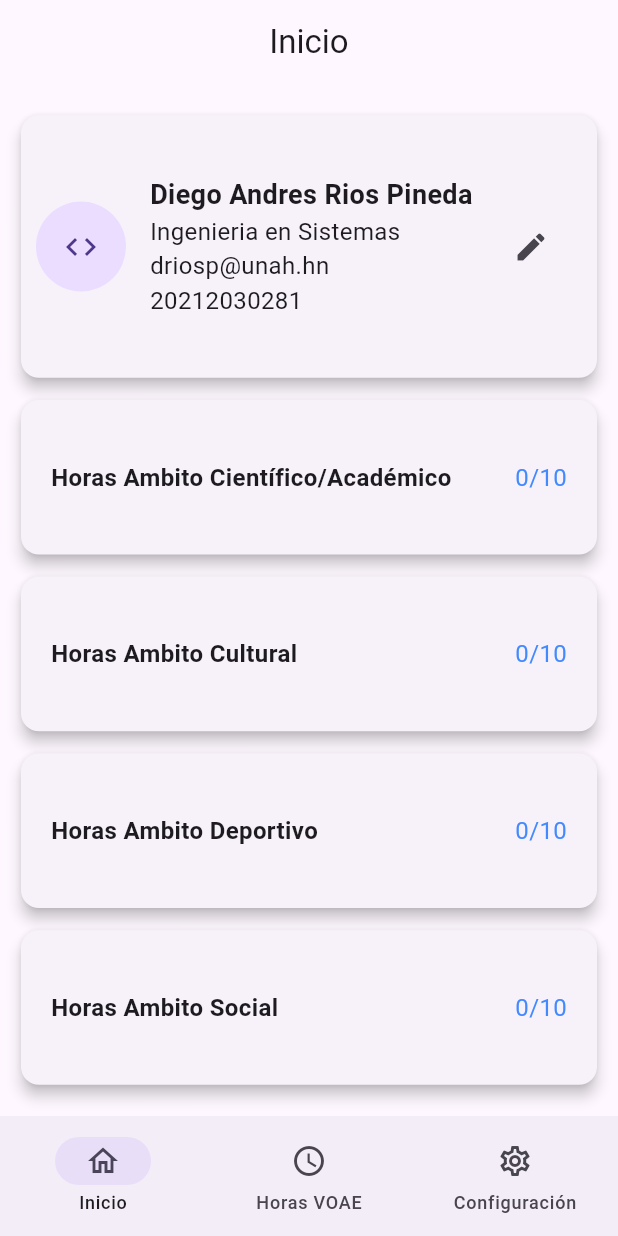
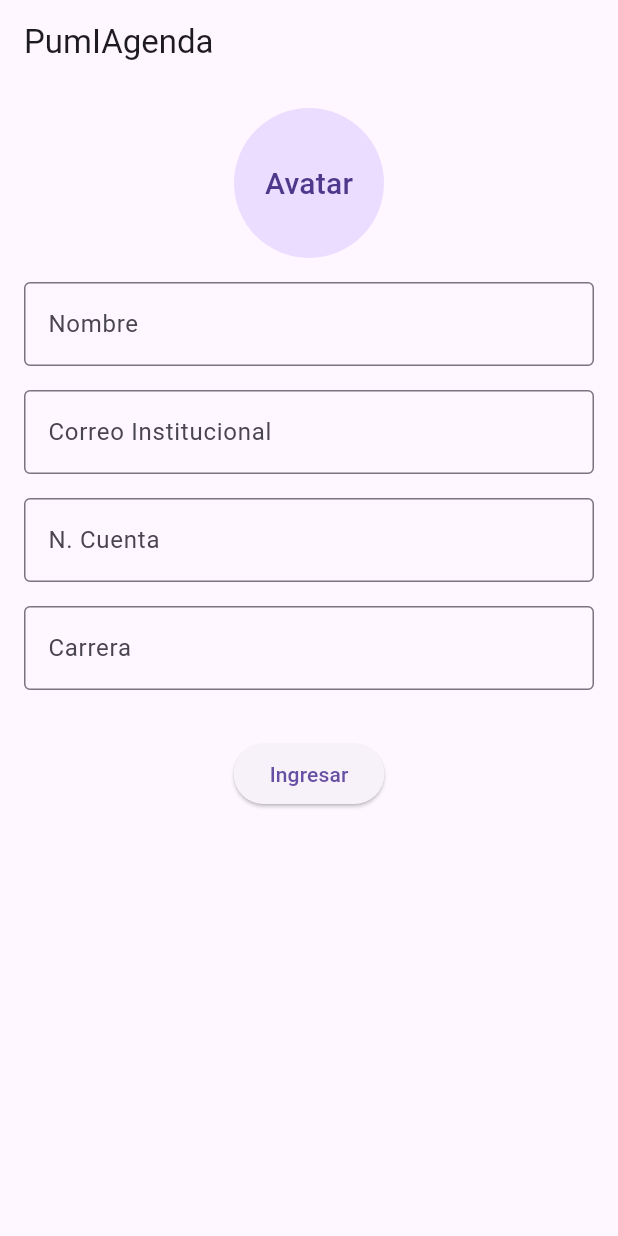
Before and after one commit to dandresrp/pumiagenda, a Flutter app: the screen it shows after launch, on a phone screen of 412 x 824 dp. Run offline on Flutter 3.47's test engine with Material 3 defaults, Android fonts, the phone set to English and light mode, and no system bars; our stand-ins replace go_router.

Commit message:
pantalla de ingrersar

```diff
--- a/lib/main.dart
+++ b/lib/main.dart
@@ -2,13 +2,20 @@ import 'package:flutter/material.dart';
 import 'package:pumiagenda/pantallas/pantalla_inicio.dart';
 import 'package:pumiagenda/pantallas/pantalla_horas_voae.dart';
 import 'package:go_router/go_router.dart';
+import 'package:pumiagenda/pantallas/pantalla_registro.dart';
 
 void main() {
   runApp(const MyApp());
 }
 
+
 GoRouter router = GoRouter(
+  initialLocation: '/Registro',
   routes: [
+    GoRoute(
+      path: '/Registro',
+      builder: (context, state) => const PantallaRegistro(),
+      ),
     GoRoute(
       path: '/',
       builder: (context, state) => const PantallaInicio(),
--- /dev/null
+++ b/lib/pantallas/pantalla_registro.dart
@@ -0,0 +1,147 @@
+import 'package:flutter/material.dart';
+import 'package:go_router/go_router.dart';
+
+class PantallaRegistro extends StatefulWidget {
+  const PantallaRegistro({super.key});
+
+  @override
+  // ignore: library_private_types_in_public_api
+  _PantallaRegistroState createState() => _PantallaRegistroState();
+}
+
+class _PantallaRegistroState extends State<PantallaRegistro> {
+  final _formKey = GlobalKey<FormState>();
+  final _nombreController = TextEditingController();
+  final _correoController = TextEditingController();
+  final _cuentaController = TextEditingController();
+  final _carreraController = TextEditingController();
+
+  @override
+  void dispose() {
+    _nombreController.dispose();
+    _correoController.dispose();
+    _cuentaController.dispose();
+    _carreraController.dispose();
+    super.dispose();
+  }
+
+  String? _validateNombre(String? value) {
+    if (value == null || value.isEmpty) {
+      return 'Por favor ingrese su nombre';
+    }
+    if (value.length < 3 || value.length > 40) {
+      return 'El nombre debe tener mas caracteres';
+    }
+    return null;
+  }
+
+  String? _validateCorreo(String? value) {
+    if (value == null || value.isEmpty) {
+      return 'Por favor ingrese su correo';
+    }
+    if (!value.endsWith('@unah.hn')) {
+      return 'Correo no válido';
+    }
+    return null;
+  }
+
+  String? _validateCuenta(String? value) {
+    if (value == null || value.isEmpty) {
+      return 'Por favor ingrese su número de cuenta';
+    }
+    if (value.length != 11) {
+      return 'Número de cuenta no válido';
+    }
+    if (!RegExp(r'^\d+$').hasMatch(value)) {
+      return 'El número de cuenta debe contener solo dígitos';
+    }
+    return null;
+  }
+
+  String? _validateCarrera(String? value) {
+    if (value == null || value.isEmpty) {
+      return 'Por favor ingrese su carrera';
+    }
+    if (value.length < 5 || value.length > 50) {
+      return 'Ingrese un nombre de carrera';
+    }
+    return null;
+  }
+
+  void _submit() {
+    if (_formKey.currentState!.validate()) {
+      context.go('/');
+    }
+  }
+
+
+  @override
+  Widget build(BuildContext context) {
+    return Scaffold(
+      appBar: AppBar(
+        title: const Text('PumIAgenda'),
+      ),
+      body: SingleChildScrollView(
+        padding: const EdgeInsets.all(16.0),
+        child: Center(
+          child: Form(
+            key: _formKey,
+            child: Column(
+              mainAxisAlignment: MainAxisAlignment.center,
+              children: <Widget>[
+                const CircleAvatar(
+                  radius: 50,
+                  child: Text(
+                    'Avatar',
+                    style: TextStyle(fontSize: 20),
+                  ),
+                ),
+                const SizedBox(height: 16),
+                TextFormField(
+                  controller: _nombreController,
+                  decoration: const InputDecoration(
+                    labelText: 'Nombre',
+                    border: OutlineInputBorder(),
+                  ),
+                  validator: _validateNombre,
+                ),
+                const SizedBox(height: 16),
+                TextFormField(
+                  controller: _correoController,
+                  decoration: const InputDecoration(
+                    labelText: 'Correo Institucional',
+                    border: OutlineInputBorder(),
+                  ),
+                  validator: _validateCorreo,
+                ),
+                const SizedBox(height: 16),
+                TextFormField(
+                  controller: _cuentaController,
+                  decoration: const InputDecoration(
+                    labelText: 'N. Cuenta',
+                    border: OutlineInputBorder(),
+                  ),
+                  validator: _validateCuenta,
+                ),
+                const SizedBox(height: 16),
+                TextFormField(
+                  controller: _carreraController,
+                  decoration: const InputDecoration(
+                    labelText: 'Carrera',
+                    border: OutlineInputBorder(),
+                  ),
+                  validator: _validateCarrera,
+                ),
+                const SizedBox(height: 32),
+                ElevatedButton(
+                  onPressed: _submit,
+                  child: const Text('Ingresar'),
+                ),
+              ],
+            ),
+          ),
+        ),
+      ),
+    );
+  }
+}
```
Also changed, not shown: lib/custom_widgets.dart (line endings or trailing spaces).
